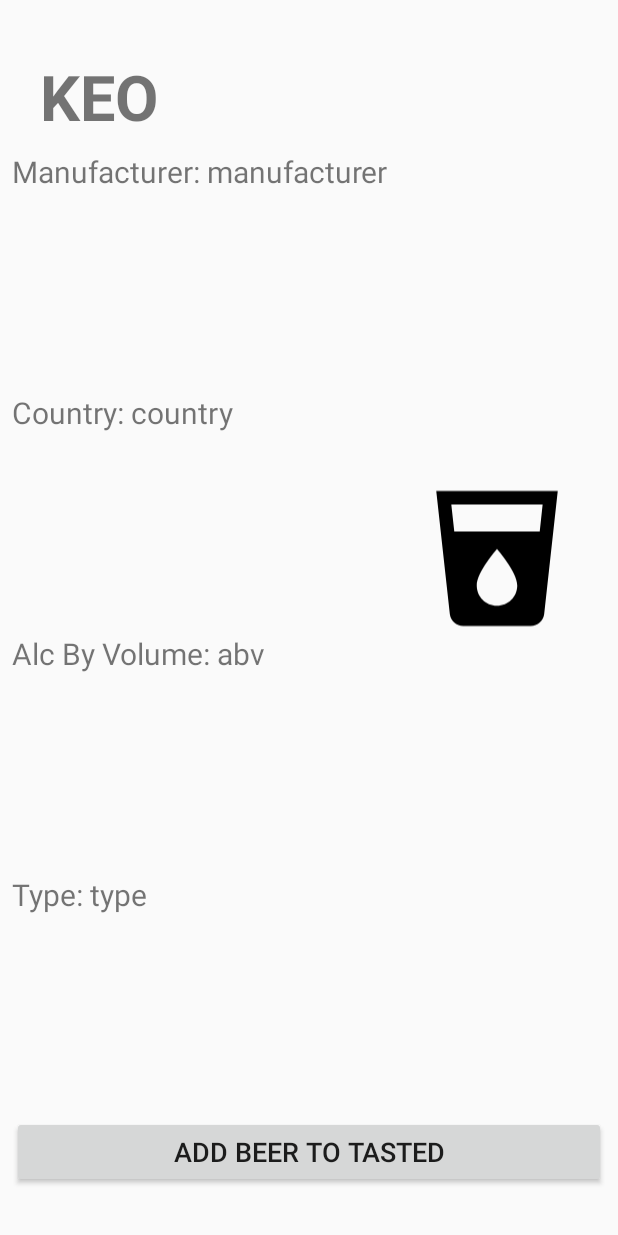
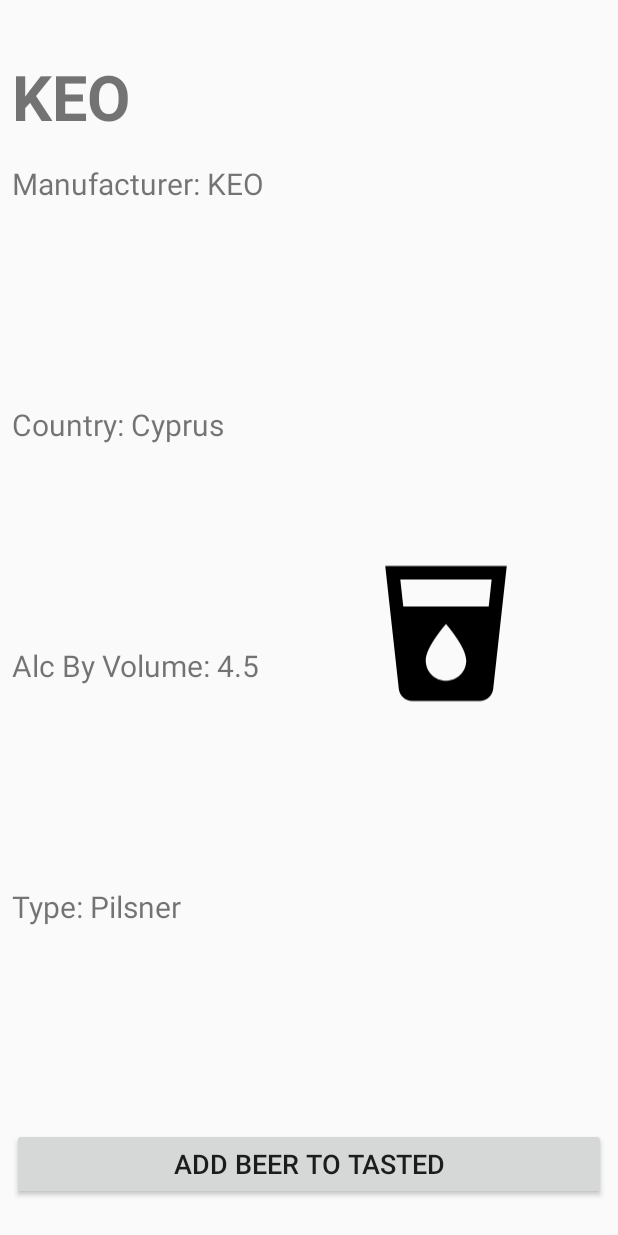
Before and after one commit to nikopetr/My-Beer-Journey, an Android app: the screen it shows after launch (BeerDetailsActivity), after a tap on an icon or button, on a phone screen of 412 x 824 dp. Run offline under Robolectric (Android 15) with nearby library versions, the light colour scheme and no system bars.

Commit message:
Added fucntionallity to show beers on activity_beer_deatils and fixed it's UI

```diff
--- a/BeerApp/app/src/main/java/com/example/beerapp/Beer.java
+++ b/BeerApp/app/src/main/java/com/example/beerapp/Beer.java
@@ -5,32 +5,82 @@
 // Class used to represent a beer
 class Beer implements Serializable {
     private int _id;
-    private String beerName;
+    private String name;
     private String manufacturer;
     private String country;
     private float abv;
     private String type;
-    private int beerImageId; // int used for the image of the specific beer (Going to change how we get images after)
+    private int beerImageId; // int used for the image of the specific beer
 
-    Beer(String beerName, int beerImageId) {
-        this.beerName = beerName;
+    Beer()
+    {
+
+    }
+
+    Beer(int _id, String name, String manufacturer, String country, float abv, String type, int beerImageId) {
+        this._id = _id;
+        this.name = name;
+        this.manufacturer = manufacturer;
+        this.country = country;
+        this.abv = abv;
+        this.type = type;
         this.beerImageId = beerImageId;
     }
 
 
-    String getBeerName() {
-        return beerName;
+    void set_id(int _id) {
+        this._id = _id;
     }
 
-//    public void setBeerName(String beerName) {
-//        this.beerName = beerName;
-//    }
+    void setName(String name) {
+        this.name = name;
+    }
+
+    void setManufacturer(String manufacturer) {
+        this.manufacturer = manufacturer;
+    }
+
+    void setCountry(String country) {
+        this.country = country;
+    }
+
+    void setAbv(float abv) {
+        this.abv = abv;
+    }
+
+    void setType(String type) {
+        this.type = type;
+    }
+
+    void setBeerImageId(int beerImageId) {
+        this.beerImageId = beerImageId;
+    }
+
+    int get_id() {
+        return _id;
+    }
+
+    String getName() {
+        return name;
+    }
+
+    String getManufacturer() {
+        return manufacturer;
+    }
+
+    String getCountry() {
+        return country;
+    }
+
+    float getAbv() {
+        return abv;
+    }
+
+    String getType() {
+        return type;
+    }
 
     int getBeerImageId() {
         return beerImageId;
     }
-
-//    public void setBeerImageId(int beerImageId) {
-//        this.beerImageId = beerImageId;
-//    }
 }
--- a/BeerApp/app/src/main/java/com/example/beerapp/BeerArrayAdapter.java
+++ b/BeerApp/app/src/main/java/com/example/beerapp/BeerArrayAdapter.java
@@ -28,9 +28,11 @@
         this.adaptedBeerList = beerList;
         this.beerList = new ArrayList<>();
 
-        // Performing deep copy for each beer on a new beer list, array in order to not lose the items used on the adapter
+        // Performing deep copy for each beer on a new beer list array,
+        // to avoid losing the items used on the adapter when we use the search view
         for (Beer beer : beerList)
-            this.beerList.add(new Beer(beer.getBeerName(), beer.getBeerImageId()));
+            this.beerList.add(new Beer(beer.get_id(), beer.getName(), beer.getManufacturer(),
+                    beer.getCountry(), beer.getAbv(), beer.getType(), beer.getBeerImageId()));
 
         // Using a custom filter in order to be able to search for a beer and get the results based on the beerName
         beerNameFilter = new Filter() {
@@ -41,7 +43,7 @@
 
 //                For debugging: print in the logcat (Debug level)
 //                for (Beer beer : BeerArrayAdapter.this.beerList)
-//                    Log.d("Beers in list",beer.getBeerName());
+//                    Log.d("Beers in list",beer.getName());
 
                 if (constraint == null || constraint.length() == 0)
                     beerSuggestions.addAll(BeerArrayAdapter.this.beerList);
@@ -51,7 +53,7 @@
                     String filterPattern = constraint.toString().toLowerCase().trim();
 
                     for (Beer beer : BeerArrayAdapter.this.beerList)
-                        if (beer.getBeerName().toLowerCase().contains((filterPattern)))
+                        if (beer.getName().toLowerCase().contains((filterPattern)))
                             beerSuggestions.add(beer);
                 }
 
@@ -71,7 +73,7 @@
 
             @Override
             public CharSequence convertResultToString(Object resultValue) {
-                return (((Beer)(resultValue)).getBeerName());
+                return (((Beer)(resultValue)).getName());
             }
         };
     }
@@ -98,7 +100,7 @@
 
         TextView beerNameTextView = beerItemView.findViewById(R.id.beetItemTextView);
         ImageView beerImageView = beerItemView.findViewById(R.id.beerItemImageView);
-        beerNameTextView.setText(adaptedBeerList.get(position).getBeerName());
+        beerNameTextView.setText(adaptedBeerList.get(position).getName());
         beerImageView.setImageResource(adaptedBeerList.get(position).getBeerImageId());
         return  beerItemView;
     }
--- a/BeerApp/app/src/main/java/com/example/beerapp/BeerDetailsActivity.java
+++ b/BeerApp/app/src/main/java/com/example/beerapp/BeerDetailsActivity.java
@@ -21,6 +21,10 @@
 
         // Obtain references to objects
         TextView beerNameTextView = findViewById(R.id.beerNameTextView);
+        TextView manufacturerTextView = findViewById(R.id.manufacturerTextView);
+        TextView countryTextView = findViewById(R.id.countryTextView);
+        TextView abvTextView = findViewById(R.id.abvTextView);
+        TextView typeTextView = findViewById(R.id.typeTextView);
         ImageView beerImageView = findViewById(R.id.beerImageView);
 
         // Get Bundle from the Intent
@@ -33,7 +37,7 @@
 
 //            // For debugging: print in the logcat (Debug level)
 //            if (beerSelected != null) {
-//                Log.d("BeerDetails.java", beerSelected.getBeerName());
+//                Log.d("BeerDetails.java", beerSelected.getName());
 //            }
 //            else{
 //                Log.d("BeerDetails.java", "null Beer object");
@@ -41,7 +45,11 @@
 
             // Updates the UI
             assert beerSelected != null;
-            beerNameTextView.setText(beerSelected.getBeerName());
+            beerNameTextView.setText(beerSelected.getName());
+            manufacturerTextView.setText(String.format("%s %s", manufacturerTextView.getText(),beerSelected.getManufacturer()));
+            countryTextView.setText(String.format("%s %s", countryTextView.getText(),beerSelected.getCountry()));
+            abvTextView.setText(String.format("%s %s", abvTextView.getText(),String.valueOf(beerSelected.getAbv())));
+            typeTextView.setText(String.format("%s %s", typeTextView.getText(),beerSelected.getType()));
             beerImageView.setImageResource(beerSelected.getBeerImageId());
 
         }
--- a/BeerApp/app/src/main/java/com/example/beerapp/DBHandler.java
+++ b/BeerApp/app/src/main/java/com/example/beerapp/DBHandler.java
@@ -106,13 +106,13 @@
 //        onCreate(db);
     }
 
-    // Method for adding a new Beer to the DB
-    public void addBeer(Beer beer) {
-        ContentValues values = new ContentValues();
-        values.put(COLUMN_NAME, beer.getBeerName());
-        SQLiteDatabase db = this.getWritableDatabase();
-        db.insert(TABLE_BEERS, null, values);
-    }
+//    // Method for adding a new Beer to the DB
+//    public void addBeer(Beer beer) {
+//        ContentValues values = new ContentValues();
+//        values.put(COLUMN_NAME, beer.getName());
+//        SQLiteDatabase db = this.getWritableDatabase();
+//        db.insert(TABLE_BEERS, null, values);
+//    }
 
     // Returns all the Beer objects from the DB
     List<Beer> getAllBeers() {
@@ -121,7 +121,17 @@
         Cursor cursor = db.rawQuery(query, null);
         List<Beer> beers = new ArrayList<>();
         while (cursor.moveToNext())
-            beers.add(new Beer(cursor.getString(1), R.drawable.ic_local_drink_black_24dp)); // Column 1 contains the name of the beer, image is going to change
+        {
+            Beer beer = new Beer();
+            beer.set_id(cursor.getInt(0));
+            beer.setName(cursor.getString(1));
+            beer.setManufacturer(cursor.getString(2));
+            beer.setCountry(cursor.getString(3));
+            beer.setAbv(cursor.getFloat(4));
+            beer.setType(cursor.getString(5));
+            beer.setBeerImageId(R.drawable.ic_local_drink_black_24dp); // TODO Change How we save image
+            beers.add(beer);
+        }
         cursor.close();
         return beers;
     }
--- a/BeerApp/app/src/main/res/layout/activity_beer_details.xml
+++ b/BeerApp/app/src/main/res/layout/activity_beer_details.xml
@@ -11,9 +11,11 @@
         android:layout_width="wrap_content"
         android:layout_height="0dp"
         android:layout_marginStart="8dp"
-        android:layout_marginTop="8dp"
+        android:layout_marginTop="16dp"
         android:orientation="vertical"
         app:layout_constraintBottom_toTopOf="@+id/addTastedButton"
+        app:layout_constraintEnd_toStartOf="@+id/beerImageView"
+        app:layout_constraintHorizontal_bias="0.0"
         app:layout_constraintStart_toStartOf="parent"
         app:layout_constraintTop_toBottomOf="@+id/beerNameTextView">
 
@@ -55,12 +57,12 @@
         android:id="@+id/beerImageView"
         android:layout_width="108dp"
         android:layout_height="226dp"
-        android:layout_marginEnd="8dp"
         android:contentDescription="@string/beer_image_caption"
         app:layout_constraintBottom_toTopOf="@+id/addTastedButton"
         app:layout_constraintEnd_toEndOf="parent"
-        app:layout_constraintStart_toEndOf="@+id/linearLayout"
-        app:layout_constraintTop_toTopOf="parent"
+        app:layout_constraintHorizontal_bias="0.8"
+        app:layout_constraintStart_toStartOf="parent"
+        app:layout_constraintTop_toBottomOf="@+id/beerNameTextView"
         tools:srcCompat="@drawable/ic_local_drink_black_24dp" />
 
 
@@ -68,12 +70,13 @@
         android:id="@+id/beerNameTextView"
         android:layout_width="wrap_content"
         android:layout_height="wrap_content"
+        android:layout_marginStart="8dp"
         android:layout_marginTop="36dp"
         android:text="@string/beer_name"
         android:textSize="42sp"
         android:textStyle="bold"
         app:layout_constraintEnd_toEndOf="parent"
-        app:layout_constraintHorizontal_bias="0.08"
+        app:layout_constraintHorizontal_bias="0.0"
         app:layout_constraintStart_toStartOf="parent"
         app:layout_constraintTop_toTopOf="parent" />
 
@@ -83,7 +86,7 @@
         android:layout_height="wrap_content"
         android:layout_marginStart="8dp"
         android:layout_marginEnd="8dp"
-        android:layout_marginBottom="32dp"
+        android:layout_marginBottom="24dp"
         android:text="@string/add_tasted"
         android:textSize="18sp"
         app:layout_constraintBottom_toBottomOf="parent"
--- a/BeerApp/app/src/main/res/values/strings.xml
+++ b/BeerApp/app/src/main/res/values/strings.xml
@@ -9,10 +9,10 @@
 
    <!-- Strings for activity_beer -->
     <string name="beer_name">Beer Name</string>
-    <string name="beer_type">Type: type</string>
-    <string name="beer_manufacturer">Manufacturer: manufacturer</string>
-    <string name="beer_country">Country: country</string>
-    <string name="beer_abv">Alc By Volume: abv</string>
+    <string name="beer_manufacturer">Manufacturer: </string>
+    <string name="beer_country">Country: </string>
+    <string name="beer_abv">Alc By Volume: </string>
+    <string name="beer_type">Type: </string>
     <string name="add_tasted">Add beer to tasted</string>
     <string name="beer_image_caption">Beer Image</string>
 
```
